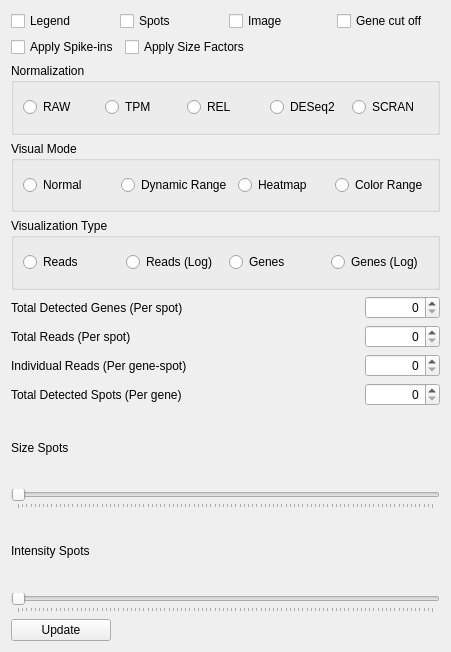
The window that assets/ui/SettingsWidget.ui (jfnavarro/st_viewer) describes before a commit, drawn with Qt 5.
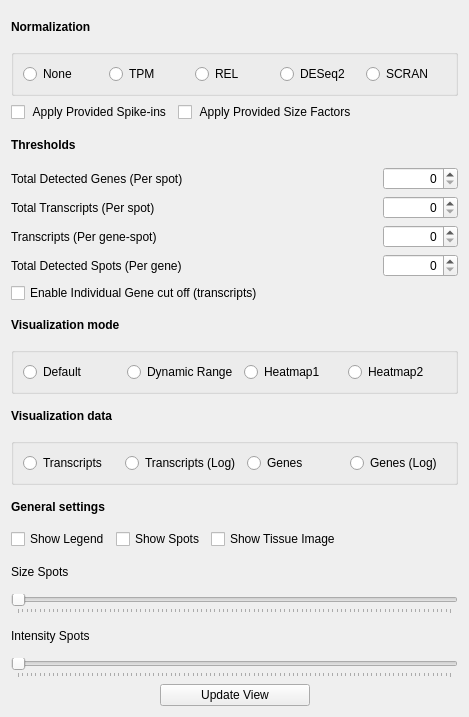
The same window after the commit.

Commit message: Some visual improvements and clustering selection option implemented

Diff of the .ui file:
```diff
--- a/assets/ui/SettingsWidget.ui
+++ b/assets/ui/SettingsWidget.ui
@@ -6,15 +6,34 @@
    <rect>
     <x>0</x>
     <y>0</y>
-    <width>451</width>
-    <height>652</height>
+    <width>469</width>
+    <height>717</height>
    </rect>
   </property>
   <property name="windowTitle">
    <string>Visual settings</string>
   </property>
-  <layout class="QGridLayout" name="gridLayout">
-   <item row="2" column="0">
+  <property name="toolTip">
+   <string>Different settings for the visualization of gene/spots </string>
+  </property>
+  <property name="statusTip">
+   <string>Different settings for the visualization of gene/spots </string>
+  </property>
+  <layout class="QVBoxLayout" name="verticalLayout">
+   <item>
+    <widget class="QLabel" name="label_8">
+     <property name="font">
+      <font>
+       <weight>75</weight>
+       <bold>true</bold>
+      </font>
+     </property>
+     <property name="text">
+      <string>Normalization</string>
+     </property>
+    </widget>
+   </item>
+   <item>
     <widget class="QGroupBox" name="groupBoxNormalization">
      <property name="cursor">
       <cursorShape>PointingHandCursor</cursorShape>
@@ -29,7 +48,7 @@
       <string>Different normalization methods for the counts</string>
      </property>
      <property name="title">
-      <string>Normalization</string>
+      <string/>
      </property>
      <property name="flat">
       <bool>true</bool>
@@ -41,7 +60,7 @@
       <item>
        <widget class="QRadioButton" name="normalization_raw">
         <property name="text">
-         <string>RAW</string>
+         <string>None</string>
         </property>
        </widget>
       </item>
@@ -76,7 +95,264 @@
      </layout>
     </widget>
    </item>
-   <item row="4" column="0">
+   <item>
+    <layout class="QHBoxLayout" name="horizontalLayout_9">
+     <item>
+      <widget class="QCheckBox" name="spikeIn">
+       <property name="cursor">
+        <cursorShape>PointingHandCursor</cursorShape>
+       </property>
+       <property name="toolTip">
+        <string>Apply spke-ins to counts matrix if the dataset has valid spike-ins</string>
+       </property>
+       <property name="statusTip">
+        <string>Apply spke-ins to counts matrix if the dataset has valid spike-ins</string>
+       </property>
+       <property name="text">
+        <string> Apply Provided Spike-ins</string>
+       </property>
+      </widget>
+     </item>
+     <item>
+      <widget class="QCheckBox" name="sizeFactors">
+       <property name="toolTip">
+        <string>Apply size factors to counts matrix if the dataset has valid sisze-factors</string>
+       </property>
+       <property name="statusTip">
+        <string>Apply size factors to counts matrix if the dataset has valid sisze-factors</string>
+       </property>
+       <property name="text">
+        <string> Apply Provided Size Factors</string>
+       </property>
+      </widget>
+     </item>
+     <item>
+      <spacer name="horizontalSpacer_5">
+       <property name="orientation">
+        <enum>Qt::Horizontal</enum>
+       </property>
+       <property name="sizeHint" stdset="0">
+        <size>
+         <width>40</width>
+         <height>20</height>
+        </size>
+       </property>
+      </spacer>
+     </item>
+    </layout>
+   </item>
+   <item>
+    <widget class="QLabel" name="label_7">
+     <property name="font">
+      <font>
+       <weight>75</weight>
+       <bold>true</bold>
+      </font>
+     </property>
+     <property name="text">
+      <string>Thresholds</string>
+     </property>
+    </widget>
+   </item>
+   <item>
+    <layout class="QHBoxLayout" name="horizontalLayout_5">
+     <item>
+      <widget class="QLabel" name="label">
+       <property name="text">
+        <string>Total Detected Genes (Per spot)</string>
+       </property>
+      </widget>
+     </item>
+     <item>
+      <spacer name="horizontalSpacer">
+       <property name="orientation">
+        <enum>Qt::Horizontal</enum>
+       </property>
+       <property name="sizeHint" stdset="0">
+        <size>
+         <width>40</width>
+         <height>20</height>
+        </size>
+       </property>
+      </spacer>
+     </item>
+     <item>
+      <widget class="QSpinBox" name="genes_threshold">
+       <property name="minimumSize">
+        <size>
+         <width>75</width>
+         <height>0</height>
+        </size>
+       </property>
+       <property name="maximumSize">
+        <size>
+         <width>75</width>
+         <height>16777215</height>
+        </size>
+       </property>
+       <property name="alignment">
+        <set>Qt::AlignRight|Qt::AlignTrailing|Qt::AlignVCenter</set>
+       </property>
+      </widget>
+     </item>
+    </layout>
+   </item>
+   <item>
+    <layout class="QHBoxLayout" name="horizontalLayout_6">
+     <item>
+      <widget class="QLabel" name="label_2">
+       <property name="text">
+        <string>Total Transcripts (Per spot)</string>
+       </property>
+      </widget>
+     </item>
+     <item>
+      <spacer name="horizontalSpacer_2">
+       <property name="orientation">
+        <enum>Qt::Horizontal</enum>
+       </property>
+       <property name="sizeHint" stdset="0">
+        <size>
+         <width>40</width>
+         <height>20</height>
+        </size>
+       </property>
+      </spacer>
+     </item>
+     <item>
+      <widget class="QSpinBox" name="reads_threshold">
+       <property name="minimumSize">
+        <size>
+         <width>75</width>
+         <height>0</height>
+        </size>
+       </property>
+       <property name="maximumSize">
+        <size>
+         <width>75</width>
+         <height>16777215</height>
+        </size>
+       </property>
+       <property name="alignment">
+        <set>Qt::AlignRight|Qt::AlignTrailing|Qt::AlignVCenter</set>
+       </property>
+      </widget>
+     </item>
+    </layout>
+   </item>
+   <item>
+    <layout class="QHBoxLayout" name="horizontalLayout_7">
+     <item>
+      <widget class="QLabel" name="label_4">
+       <property name="text">
+        <string>Transcripts (Per gene-spot)</string>
+       </property>
+      </widget>
+     </item>
+     <item>
+      <spacer name="horizontalSpacer_3">
+       <property name="orientation">
+        <enum>Qt::Horizontal</enum>
+       </property>
+       <property name="sizeHint" stdset="0">
+        <size>
+         <width>40</width>
+         <height>20</height>
+        </size>
+       </property>
+      </spacer>
+     </item>
+     <item>
+      <widget class="QSpinBox" name="individual_reads_threshold">
+       <property name="minimumSize">
+        <size>
+         <width>75</width>
+         <height>0</height>
+        </size>
+       </property>
+       <property name="maximumSize">
+        <size>
+         <width>75</width>
+         <height>16777215</height>
+        </size>
+       </property>
+       <property name="alignment">
+        <set>Qt::AlignRight|Qt::AlignTrailing|Qt::AlignVCenter</set>
+       </property>
+      </widget>
+     </item>
+    </layout>
+   </item>
+   <item>
+    <layout class="QHBoxLayout" name="horizontalLayout_8">
+     <item>
+      <widget class="QLabel" name="label_6">
+       <property name="text">
+        <string>Total Detected Spots (Per gene)</string>
+       </property>
+      </widget>
+     </item>
+     <item>
+      <spacer name="horizontalSpacer_4">
+       <property name="orientation">
+        <enum>Qt::Horizontal</enum>
+       </property>
+       <property name="sizeHint" stdset="0">
+        <size>
+         <width>40</width>
+         <height>20</height>
+        </size>
+       </property>
+      </spacer>
+     </item>
+     <item>
+      <widget class="QSpinBox" name="spots_threshold">
+       <property name="minimumSize">
+        <size>
+         <width>75</width>
+         <height>0</height>
+        </size>
+       </property>
+       <property name="maximumSize">
+        <size>
+         <width>75</width>
+         <height>16777215</height>
+        </size>
+       </property>
+       <property name="alignment">
+        <set>Qt::AlignRight|Qt::AlignTrailing|Qt::AlignVCenter</set>
+       </property>
+      </widget>
+     </item>
+    </layout>
+   </item>
+   <item>
+    <widget class="QCheckBox" name="gene_cutoff">
+     <property name="toolTip">
+      <string>Ensable/disable the invidiaual gene cut-offs defined in the Genes widget</string>
+     </property>
+     <property name="statusTip">
+      <string>Ensable/disable the invidiaual gene cut-offs defined in the Genes widget</string>
+     </property>
+     <property name="text">
+      <string>Enable Individual Gene cut off (transcripts)</string>
+     </property>
+    </widget>
+   </item>
+   <item>
+    <widget class="QLabel" name="label_9">
+     <property name="font">
+      <font>
+       <weight>75</weight>
+       <bold>true</bold>
+      </font>
+     </property>
+     <property name="text">
+      <string>Visualization mode</string>
+     </property>
+    </widget>
+   </item>
+   <item>
     <widget class="QGroupBox" name="groupBoxVisualMode">
      <property name="toolTip">
       <string>Different visualization modes</string>
@@ -88,7 +364,7 @@
       <string>Different visualization modes</string>
      </property>
      <property name="title">
-      <string>Visual Mode</string>
+      <string/>
      </property>
      <property name="flat">
       <bool>true</bool>
@@ -97,7 +373,7 @@
       <item>
        <widget class="QRadioButton" name="visual_normal">
         <property name="text">
-         <string>Normal</string>
+         <string>Default</string>
         </property>
        </widget>
       </item>
@@ -111,24 +387,37 @@
       <item>
        <widget class="QRadioButton" name="visual_heatmap">
         <property name="text">
-         <string>Heatmap</string>
+         <string>Heatmap1</string>
         </property>
        </widget>
       </item>
       <item>
        <widget class="QRadioButton" name="visual_color_range">
         <property name="text">
-         <string>Color Range</string>
+         <string>Heatmap2</string>
         </property>
        </widget>
       </item>
      </layout>
     </widget>
    </item>
-   <item row="5" column="0">
+   <item>
+    <widget class="QLabel" name="label_10">
+     <property name="font">
+      <font>
+       <weight>75</weight>
+       <bold>true</bold>
+      </font>
+     </property>
+     <property name="text">
+      <string>Visualization data</string>
+     </property>
+    </widget>
+   </item>
+   <item>
     <widget class="QGroupBox" name="groupBoxVisualType">
      <property name="title">
-      <string>Visualization Type</string>
+      <string/>
      </property>
      <property name="flat">
       <bool>true</bool>
@@ -137,14 +426,14 @@
       <item>
        <widget class="QRadioButton" name="visual_reads">
         <property name="text">
-         <string>Reads</string>
+         <string>Transcripts</string>
         </property>
        </widget>
       </item>
       <item>
        <widget class="QRadioButton" name="visual_reads_log">
         <property name="text">
-         <string>Reads (Log)</string>
+         <string>Transcripts (Log)</string>
         </property>
        </widget>
       </item>
@@ -165,282 +454,138 @@
      </layout>
     </widget>
    </item>
-   <item row="10" column="0">
-    <widget class="QLabel" name="label_3">
-     <property name="text">
-      <string>Size Spots</string>
+   <item>
+    <widget class="QLabel" name="label_11">
+     <property name="font">
+      <font>
+       <weight>75</weight>
+       <bold>true</bold>
+      </font>
      </property>
-    </widget>
-   </item>
-   <item row="13" column="0">
-    <widget class="QSlider" name="spots_intensity">
-     <property name="orientation">
-      <enum>Qt::Horizontal</enum>
-     </property>
-     <property name="tickPosition">
-      <enum>QSlider::TicksBelow</enum>
-     </property>
-     <property name="tickInterval">
-      <number>1</number>
-     </property>
-    </widget>
-   </item>
-   <item row="7" column="0">
-    <layout class="QHBoxLayout" name="horizontalLayout_6">
-     <item>
-      <widget class="QLabel" name="label_2">
-       <property name="text">
-        <string>Total Reads (Per spot)</string>
-       </property>
-      </widget>
-     </item>
-     <item>
-      <spacer name="horizontalSpacer_2">
-       <property name="orientation">
-        <enum>Qt::Horizontal</enum>
-       </property>
-       <property name="sizeHint" stdset="0">
-        <size>
-         <width>40</width>
-         <height>20</height>
-        </size>
-       </property>
-      </spacer>
-     </item>
-     <item>
-      <widget class="QSpinBox" name="reads_threshold">
-       <property name="minimumSize">
-        <size>
-         <width>75</width>
-         <height>0</height>
-        </size>
-       </property>
-       <property name="maximumSize">
-        <size>
-         <width>75</width>
-         <height>16777215</height>
-        </size>
-       </property>
-       <property name="alignment">
-        <set>Qt::AlignRight|Qt::AlignTrailing|Qt::AlignVCenter</set>
-       </property>
-      </widget>
-     </item>
-    </layout>
-   </item>
-   <item row="12" column="0">
-    <widget class="QLabel" name="label_5">
      <property name="text">
-      <string>Intensity Spots</string>
+      <string>General settings</string>
      </property>
     </widget>
    </item>
-   <item row="11" column="0">
-    <widget class="QSlider" name="spots_size">
-     <property name="orientation">
-      <enum>Qt::Horizontal</enum>
-     </property>
-     <property name="tickPosition">
-      <enum>QSlider::TicksBelow</enum>
-     </property>
-     <property name="tickInterval">
-      <number>1</number>
-     </property>
-    </widget>
-   </item>
-   <item row="9" column="0">
-    <layout class="QHBoxLayout" name="horizontalLayout_8">
-     <item>
-      <widget class="QLabel" name="label_6">
-       <property name="text">
-        <string>Total Detected Spots (Per gene)</string>
-       </property>
-      </widget>
-     </item>
-     <item>
-      <spacer name="horizontalSpacer_4">
-       <property name="orientation">
-        <enum>Qt::Horizontal</enum>
-       </property>
-       <property name="sizeHint" stdset="0">
-        <size>
-         <width>40</width>
-         <height>20</height>
-        </size>
-       </property>
-      </spacer>
-     </item>
-     <item>
-      <widget class="QSpinBox" name="spots_threshold">
-       <property name="minimumSize">
-        <size>
-         <width>75</width>
-         <height>0</height>
-        </size>
-       </property>
-       <property name="maximumSize">
-        <size>
-         <width>75</width>
-         <height>16777215</height>
-        </size>
-       </property>
-       <property name="alignment">
-        <set>Qt::AlignRight|Qt::AlignTrailing|Qt::AlignVCenter</set>
-       </property>
-      </widget>
-     </item>
-    </layout>
-   </item>
-   <item row="8" column="0">
-    <layout class="QHBoxLayout" name="horizontalLayout_7">
-     <item>
-      <widget class="QLabel" name="label_4">
-       <property name="text">
-        <string>Individual Reads (Per gene-spot)</string>
-       </property>
-      </widget>
-     </item>
-     <item>
-      <spacer name="horizontalSpacer_3">
-       <property name="orientation">
-        <enum>Qt::Horizontal</enum>
-       </property>
-       <property name="sizeHint" stdset="0">
-        <size>
-         <width>40</width>
-         <height>20</height>
-        </size>
-       </property>
-      </spacer>
-     </item>
-     <item>
-      <widget class="QSpinBox" name="individual_reads_threshold">
-       <property name="minimumSize">
-        <size>
-         <width>75</width>
-         <height>0</height>
-        </size>
-       </property>
-       <property name="maximumSize">
-        <size>
-         <width>75</width>
-         <height>16777215</height>
-        </size>
-       </property>
-       <property name="alignment">
-        <set>Qt::AlignRight|Qt::AlignTrailing|Qt::AlignVCenter</set>
-       </property>
-      </widget>
-     </item>
-    </layout>
-   </item>
-   <item row="6" column="0">
-    <layout class="QHBoxLayout" name="horizontalLayout_5">
-     <item>
-      <widget class="QLabel" name="label">
-       <property name="text">
-        <string>Total Detected Genes (Per spot)</string>
-       </property>
-      </widget>
-     </item>
-     <item>
-      <spacer name="horizontalSpacer">
-       <property name="orientation">
-        <enum>Qt::Horizontal</enum>
-       </property>
-       <property name="sizeHint" stdset="0">
-        <size>
-         <width>40</width>
-         <height>20</height>
-        </size>
-       </property>
-      </spacer>
-     </item>
-     <item>
-      <widget class="QSpinBox" name="genes_threshold">
-       <property name="minimumSize">
-        <size>
-         <width>75</width>
-         <height>0</height>
-        </size>
-       </property>
-       <property name="maximumSize">
-        <size>
-         <width>75</width>
-         <height>16777215</height>
-        </size>
-       </property>
-       <property name="alignment">
-        <set>Qt::AlignRight|Qt::AlignTrailing|Qt::AlignVCenter</set>
-       </property>
-      </widget>
-     </item>
-    </layout>
-   </item>
-   <item row="0" column="0">
+   <item>
     <layout class="QHBoxLayout" name="horizontalLayout_3">
      <item>
       <widget class="QCheckBox" name="legend">
        <property name="text">
-        <string>Legend</string>
+        <string>Show Legend</string>
        </property>
       </widget>
      </item>
      <item>
       <widget class="QCheckBox" name="show_spots">
        <property name="text">
-        <string>Spots</string>
+        <string>Show Spots</string>
        </property>
       </widget>
      </item>
      <item>
       <widget class="QCheckBox" name="show_image">
        <property name="text">
-        <string>Image</string>
+        <string>Show Tissue Image</string>
        </property>
       </widget>
      </item>
      <item>
-      <widget class="QCheckBox" name="gene_cutoff">
-       <property name="text">
-        <string>Gene cut off</string>
+      <spacer name="horizontalSpacer_8">
+       <property name="orientation">
+        <enum>Qt::Horizontal</enum>
        </property>
-      </widget>
+       <property name="sizeHint" stdset="0">
+        <size>
+         <width>40</width>
+         <height>20</height>
+        </size>
+       </property>
+      </spacer>
      </item>
     </layout>
    </item>
-   <item row="14" column="0">
-    <widget class="QPushButton" name="update">
-     <property name="minimumSize">
-      <size>
-       <width>100</width>
-       <height>0</height>
-      </size>
+   <item>
+    <widget class="QLabel" name="label_3">
+     <property name="text">
+      <string>Size Spots</string>
      </property>
-     <property name="maximumSize">
-      <size>
-       <width>100</width>
-       <height>16777215</height>
-      </size>
+    </widget>
+   </item>
+   <item>
+    <widget class="QSlider" name="spots_size">
+     <property name="toolTip">
+      <string>The size of the spots in the view</string>
      </property>
      <property name="cursor">
       <cursorShape>PointingHandCursor</cursorShape>
      </property>
+     <property name="orientation">
+      <enum>Qt::Horizontal</enum>
+     </property>
+     <property name="tickPosition">
+      <enum>QSlider::TicksBelow</enum>
+     </property>
+     <property name="tickInterval">
+      <number>1</number>
+     </property>
+    </widget>
+   </item>
+   <item>
+    <widget class="QLabel" name="label_5">
+     <property name="text">
+      <string>Intensity Spots</string>
+     </property>
+    </widget>
+   </item>
+   <item>
+    <widget class="QSlider" name="spots_intensity">
      <property name="toolTip">
       <string>Updates the visual data</string>
      </property>
      <property name="statusTip">
       <string>Updates the visual data</string>
      </property>
-     <property name="text">
-      <string>Update</string>
+     <property name="orientation">
+      <enum>Qt::Horizontal</enum>
      </property>
+     <property name="tickPosition">
+      <enum>QSlider::TicksBelow</enum>
+     </property>
+     <property name="tickInterval">
+      <number>1</number>
+     </property>
     </widget>
    </item>
-   <item row="1" column="0">
-    <layout class="QHBoxLayout" name="horizontalLayout_9">
+   <item>
+    <layout class="QHBoxLayout" name="horizontalLayout_10">
      <item>
-      <widget class="QCheckBox" name="spikeIn">
+      <spacer name="horizontalSpacer_6">
+       <property name="orientation">
+        <enum>Qt::Horizontal</enum>
+       </property>
+       <property name="sizeHint" stdset="0">
+        <size>
+         <width>40</width>
+         <height>20</height>
+        </size>
+       </property>
+      </spacer>
+     </item>
+     <item>
+      <widget class="QPushButton" name="update">
+       <property name="minimumSize">
+        <size>
+         <width>150</width>
+         <height>0</height>
+        </size>
+       </property>
+       <property name="maximumSize">
+        <size>
+         <width>150</width>
+         <height>16777215</height>
+        </size>
+       </property>
        <property name="cursor">
         <cursorShape>PointingHandCursor</cursorShape>
        </property>
@@ -451,25 +596,12 @@
         <string>Apply spke-ins to counts matrix if the dataset has valid spike-ins</string>
        </property>
        <property name="text">
-        <string>Apply Spike-ins</string>
+        <string>Update View</string>
        </property>
       </widget>
      </item>
      <item>
-      <widget class="QCheckBox" name="sizeFactors">
-       <property name="toolTip">
-        <string>Apply size factors to counts matrix if the dataset has valid sisze-factors</string>
-       </property>
-       <property name="statusTip">
-        <string>Apply size factors to counts matrix if the dataset has valid sisze-factors</string>
-       </property>
-       <property name="text">
-        <string>Apply Size Factors</string>
-       </property>
-      </widget>
-     </item>
-     <item>
-      <spacer name="horizontalSpacer_5">
+      <spacer name="horizontalSpacer_7">
        <property name="orientation">
         <enum>Qt::Horizontal</enum>
        </property>
```
Left out of the diff: 110 changed lines with no effect on the pictures. The commit also changes 12 other files.
